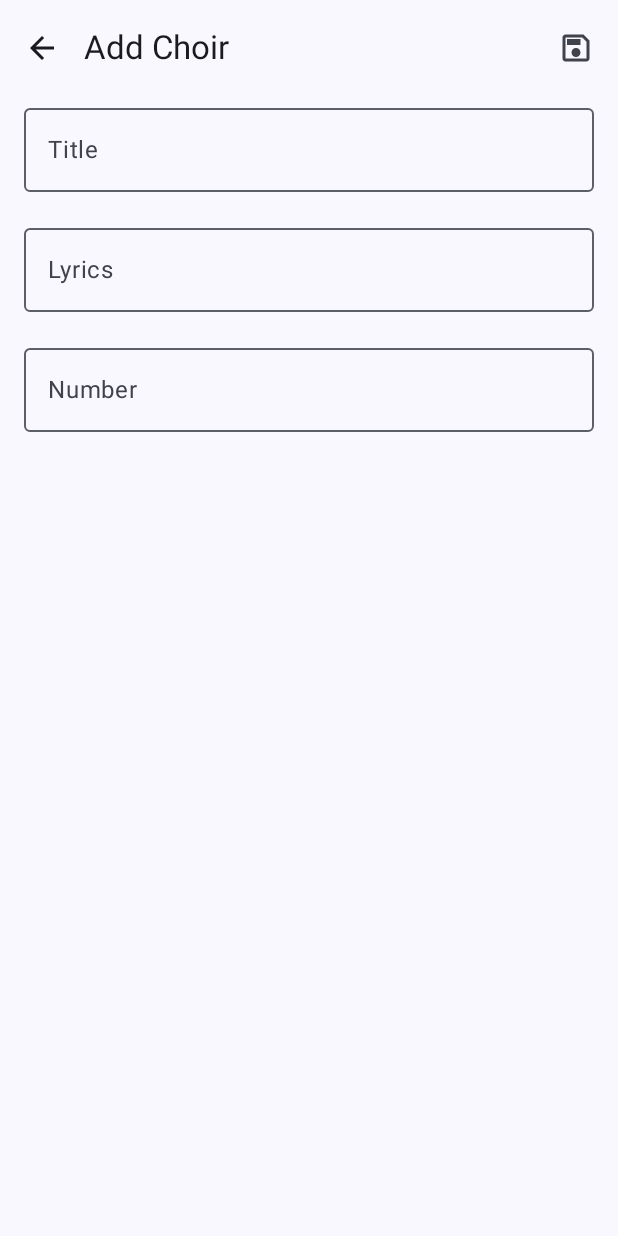
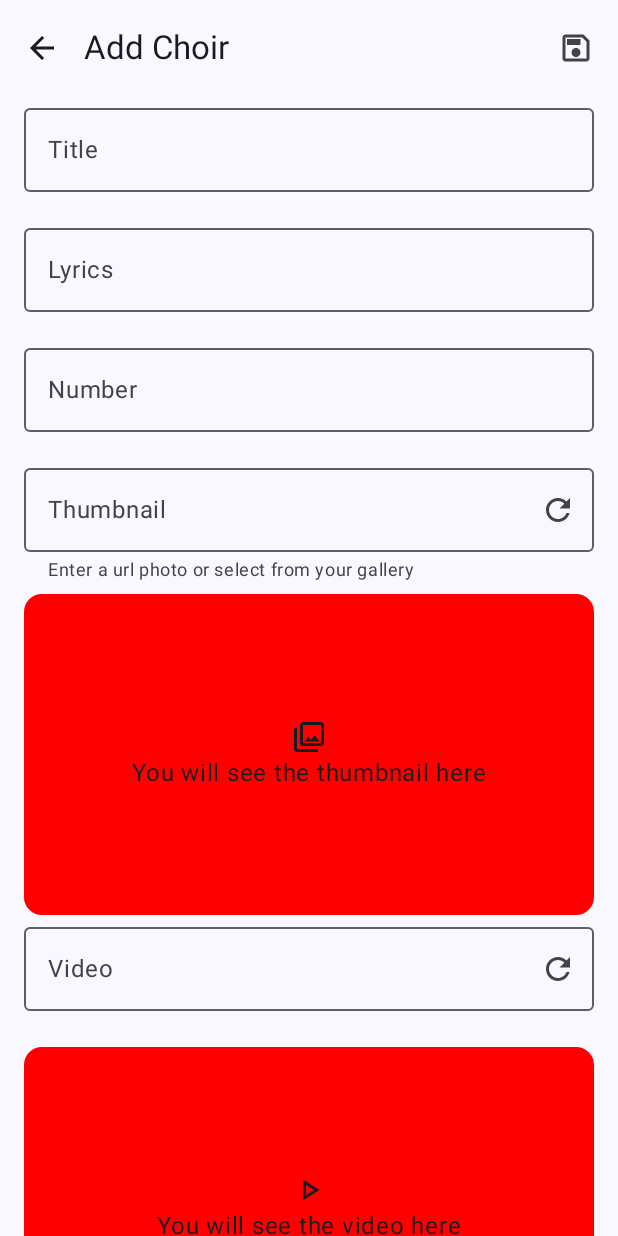
Before and after one commit to Luigi-Avila/Himnos-y-coros-MIEPI-Admin, an Android app built with Jetpack Compose: the FormScreen screen opened through its navigation route, on a phone screen of 412 x 824 dp. Run offline under Robolectric (Android 15) with nearby library versions, the phone set to English and light mode, and no system bars; our stand-ins replace Firebase (no records; nobody signed in at launch, a user with empty details on screens opened directly), livedata-compose; libraries missing offline, so code that uses them is left out: com.pierfrancescosoffritti.androidyoutubeplayer; pictures from the network do not load.

Commit message:
feat: set a youtube video and image from internet features added

```diff
--- a/app/build.gradle
+++ b/app/build.gradle
@@ -66,6 +66,12 @@ dependencies {
     // Navigation
     implementation "androidx.navigation:navigation-compose:2.6.0"
 
+    //Youtube videos
+    implementation "com.pierfrancescosoffritti.androidyoutubeplayer:core:12.1.0"
+
+    // Coil
+    implementation "io.coil-kt:coil-compose:2.4.0"
+
     //Firebase
     // Firestore
     implementation 'com.google.firebase:firebase-firestore:24.4.1'
--- a/app/src/main/java/com/luigidev/himnosycorosmiepiadmin/core/Components.kt
+++ b/app/src/main/java/com/luigidev/himnosycorosmiepiadmin/core/Components.kt
@@ -3,11 +3,15 @@ package com.luigidev.himnosycorosmiepiadmin.core
 import androidx.compose.foundation.layout.fillMaxWidth
 import androidx.compose.foundation.text.KeyboardOptions
 import androidx.compose.material3.ExperimentalMaterial3Api
+import androidx.compose.material3.Icon
+import androidx.compose.material3.IconButton
 import androidx.compose.material3.MaterialTheme
 import androidx.compose.material3.OutlinedTextField
 import androidx.compose.material3.Text
 import androidx.compose.runtime.Composable
 import androidx.compose.ui.Modifier
+import androidx.compose.ui.graphics.vector.ImageVector
+import coil.compose.AsyncImage
 
 @OptIn(ExperimentalMaterial3Api::class)
 @Composable
@@ -15,11 +19,15 @@ fun TextFieldForm(
     label: String,
     textValue: String,
     keyboardOptions: KeyboardOptions = KeyboardOptions.Default,
-    isInvalid: Boolean,
-    supportTextError: String,
+    isInvalid: Boolean = false,
+    supportText: String = "",
+    supportTextError: String = "",
     oneLine: Boolean = false,
     maxLines: Int = Int.MAX_VALUE,
-    onTextChanged: (String) -> Unit
+    trailingIcon: ImageVector? = null,
+    onTextChanged: (String) -> Unit,
+    onClickTrailingIcon: (() -> Unit)? = null,
+    showSupportText: Boolean = false
     ) {
     OutlinedTextField(
         value = textValue,
@@ -29,12 +37,21 @@ fun TextFieldForm(
         keyboardOptions = keyboardOptions,
         isError = isInvalid,
         supportingText = {
-            if (isInvalid){
-               Text(text = supportTextError)
+            if (supportTextError.length > 3 && isInvalid){
+                Text(text = supportText)
+            } else if(supportText.length > 3 && showSupportText){
+                Text(text = supportText)
             }
         },
+        trailingIcon = {
+          if(trailingIcon != null && onClickTrailingIcon != null){
+              IconButton(onClick = { onClickTrailingIcon() }) {
+                  Icon(imageVector = trailingIcon, contentDescription = "Icon")
+              }
+          }
+        },
         singleLine = oneLine,
-        maxLines = maxLines
+        maxLines = maxLines,
     )
 }
 
@@ -42,3 +59,8 @@ fun TextFieldForm(
 fun Title(textTitle: String) {
     Text(text = textTitle, style = MaterialTheme.typography.displaySmall)
 }
+
+@Composable
+fun ImageFromInternet(url: String, description: String? = null, modifier: Modifier){
+    AsyncImage(model = url, contentDescription = description, modifier)
+}
--- a/app/src/main/java/com/luigidev/himnosycorosmiepiadmin/form/ui/FormViewModel.kt
+++ b/app/src/main/java/com/luigidev/himnosycorosmiepiadmin/form/ui/FormViewModel.kt
@@ -1,5 +1,8 @@
 package com.luigidev.himnosycorosmiepiadmin.form.ui
 
+import android.content.Context
+import android.util.Log
+import android.view.View
 import androidx.compose.runtime.getValue
 import androidx.compose.runtime.mutableStateOf
 import androidx.compose.runtime.setValue
@@ -14,9 +17,14 @@ import com.luigidev.himnosycorosmiepiadmin.core.Routes
 import com.luigidev.himnosycorosmiepiadmin.form.domain.models.Choir
 import com.luigidev.himnosycorosmiepiadmin.form.domain.state.FormUIState
 import com.luigidev.himnosycorosmiepiadmin.form.domain.usecase.UploadChoirUseCase
+import com.pierfrancescosoffritti.androidyoutubeplayer.core.player.PlayerConstants
+import com.pierfrancescosoffritti.androidyoutubeplayer.core.player.YouTubePlayer
+import com.pierfrancescosoffritti.androidyoutubeplayer.core.player.listeners.AbstractYouTubePlayerListener
+import com.pierfrancescosoffritti.androidyoutubeplayer.core.player.views.YouTubePlayerView
 import kotlinx.coroutines.Dispatchers
 import kotlinx.coroutines.launch
 import kotlinx.coroutines.withContext
+import java.util.regex.Pattern
 
 class FormViewModel : ViewModel() {
 
@@ -45,7 +53,27 @@ class FormViewModel : ViewModel() {
 
     private var isSubmitted: Boolean by mutableStateOf(false)
 
-    private fun formatText(){
+    internal var mVideoUrl: String by mutableStateOf("")
+        private set
+
+    internal var isVideoUrlInvalid: Boolean by mutableStateOf(false)
+        private set
+
+    internal var mVideoId: String by mutableStateOf("")
+        private set
+
+    internal var isVideoPreviewOnScreen: Boolean by mutableStateOf(false)
+        private set
+
+    internal var isThumbnailOnScreen: Boolean by mutableStateOf(false)
+        private set
+    internal var mThumbnailURL: String by mutableStateOf("")
+        private set
+
+    internal var isThumbnailUrlInvalid: Boolean by mutableStateOf(false)
+        private set
+
+    private fun formatText() {
         mTitle = mTitle.trim()
         mLyrics = mLyrics.trim()
         mNumber = mNumber.trim()
@@ -115,4 +143,67 @@ class FormViewModel : ViewModel() {
             !(mNumber.isNotEmpty() && mNumber.isDigitsOnly() && mNumber.toInt() > 0)
     }
 
+    fun onChangeVideoUrl(videoUrl: String) {
+        mVideoUrl = videoUrl
+    }
+
+    fun onChangeThumbnail(thumbnailUrl: String){
+        mThumbnailURL = thumbnailUrl
+    }
+
+    fun previewVideo() {
+        val result = getYoutubeVideoId(mVideoUrl)
+        Log.i("Valor result", "$result")
+        if (result != null) {
+            mVideoId = result
+            isVideoPreviewOnScreen = true
+            isVideoUrlInvalid = false
+        } else {
+            isVideoUrlInvalid = true
+            isVideoPreviewOnScreen = false
+        }
+    }
+
+    fun setPreviewThumbnail(){
+        isThumbnailOnScreen = true
+        isThumbnailUrlInvalid = false
+    }
+
+    private fun getYoutubeVideoId(url: String): String? {
+        val regex =
+            "(?<=watch\\?v=|/videos/|embed/|youtu\\.be/|/v/|/e/|watch\\?v%3D|watch\\?feature=player_embedded&v=|%2Fvideos%2F|embed%2F|youtu\\.be%2F|%2Fv%2F)[^#&?\\n]*"
+        val pattern = Pattern.compile(regex)
+        val matcher = pattern.matcher(url)
+
+        return if (matcher.find()) {
+            matcher.group()
+        } else {
+            null
+        }
+    }
+
+
+    fun factoryVideo(context: Context, videoId: String): View {
+        val view = YouTubePlayerView(context)
+        view.addYouTubePlayerListener(
+            object : AbstractYouTubePlayerListener() {
+                override fun onReady(youTubePlayer: YouTubePlayer) {
+                    super.onReady(youTubePlayer)
+                    youTubePlayer.loadVideo(videoId = videoId, 0f)
+                }
+
+                override fun onError(
+                    youTubePlayer: YouTubePlayer,
+                    error: PlayerConstants.PlayerError
+                ) {
+                    super.onError(youTubePlayer, error)
+                    isVideoUrlInvalid = true
+                }
+
+            }
+        )
+        return view
+    }
+
+
 }
--- a/app/src/main/java/com/luigidev/himnosycorosmiepiadmin/form/ui/states/FormFillOutState.kt
+++ b/app/src/main/java/com/luigidev/himnosycorosmiepiadmin/form/ui/states/FormFillOutState.kt
@@ -1,24 +1,40 @@
 package com.luigidev.himnosycorosmiepiadmin.form.ui.states
 
+import androidx.compose.foundation.background
+import androidx.compose.foundation.layout.Arrangement
 import androidx.compose.foundation.layout.Column
+import androidx.compose.foundation.layout.aspectRatio
 import androidx.compose.foundation.layout.fillMaxSize
+import androidx.compose.foundation.layout.fillMaxWidth
 import androidx.compose.foundation.layout.padding
+import androidx.compose.foundation.rememberScrollState
 import androidx.compose.foundation.text.KeyboardOptions
+import androidx.compose.foundation.verticalScroll
 import androidx.compose.material.icons.Icons
 import androidx.compose.material.icons.outlined.ArrowBack
+import androidx.compose.material.icons.outlined.PhotoLibrary
+import androidx.compose.material.icons.outlined.PlayArrow
+import androidx.compose.material.icons.outlined.Refresh
 import androidx.compose.material.icons.outlined.Save
+import androidx.compose.material3.Card
 import androidx.compose.material3.ExperimentalMaterial3Api
 import androidx.compose.material3.Icon
 import androidx.compose.material3.IconButton
+import androidx.compose.material3.MaterialTheme
 import androidx.compose.material3.Scaffold
 import androidx.compose.material3.Text
 import androidx.compose.material3.TopAppBar
 import androidx.compose.runtime.Composable
+import androidx.compose.ui.Alignment
 import androidx.compose.ui.Modifier
+import androidx.compose.ui.draw.clip
+import androidx.compose.ui.graphics.Color
 import androidx.compose.ui.res.dimensionResource
 import androidx.compose.ui.text.input.KeyboardType
+import androidx.compose.ui.viewinterop.AndroidView
 import androidx.navigation.NavHostController
 import com.luigidev.himnosycorosmiepiadmin.R
+import com.luigidev.himnosycorosmiepiadmin.core.ImageFromInternet
 import com.luigidev.himnosycorosmiepiadmin.core.TextFieldForm
 import com.luigidev.himnosycorosmiepiadmin.form.ui.FormViewModel
 
@@ -52,20 +68,91 @@ fun FormFillOutState(formViewModel: FormViewModel, navigationController: NavHost
                     start = dimensionResource(id = R.dimen.common_default_padding),
                     end = dimensionResource(id = R.dimen.common_default_padding)
                 )
+                .verticalScroll(rememberScrollState())
         ) {
-            TextFieldForm(
-                label = "Title",
-                textValue = formViewModel.mTitle,
-                isInvalid = formViewModel.isTitleInvalid,
-                supportTextError = "Invalid title",
-                maxLines = 2,
-                onTextChanged = { formViewModel.onChangeTitle(it) })
-            TextFieldForm(
-                label = "Lyrics",
-                textValue = formViewModel.mLyrics,
-                isInvalid = formViewModel.isLyricsInvalid,
-                supportTextError = "Invalid Lyrics",
-                onTextChanged = { formViewModel.onChangeLyrics(it) })
+            TitleField(formViewModel)
+            LyricsField(formViewModel)
+            NumberField(formViewModel)
+            ThumbnailField(formViewModel)
+            ThumbnailPreview(
+                Modifier.padding(top = dimensionResource(id = R.dimen.common_min_padding)),
+                formViewModel
+            )
+            VideoField(formViewModel)
+            VideoPreview(
+                formViewModel,
+                Modifier.padding(vertical = dimensionResource(id = R.dimen.common_min_padding))
+            )
+        }
+    }
+
+
+}
+
+@Composable
+fun ThumbnailPreview(modifier: Modifier, formViewModel: FormViewModel) {
+    if (formViewModel.isThumbnailOnScreen) {
+        ImageFromInternet(
+            url = "https://i3.ytimg.com/vi/Yt_SPQFbHj4/maxresdefault.jpg",
+            modifier = modifier.fillMaxWidth().clip(MaterialTheme.shapes.large)
+        )
+    } else {
+        Card(
+            modifier
+                .fillMaxWidth()
+                .aspectRatio(16f / 9f)
+        ) {
+            Column(
+                Modifier
+                    .fillMaxSize()
+                    .background(Color.Red)
+                    .padding(dimensionResource(id = R.dimen.common_default_padding)),
+                horizontalAlignment = Alignment.CenterHorizontally,
+                verticalArrangement = Arrangement.Center
+
+            ) {
+
+
+                Icon(Icons.Outlined.PhotoLibrary, contentDescription = "")
+                Text(text = "You will see the thumbnail here")
+
+            }
+        }
+    }
+}
+
+@Composable
+fun VideoPreview(formViewModel: FormViewModel, modifier: Modifier) {
+    if (formViewModel.isVideoPreviewOnScreen) {
+        YoutubeVideo(
+            videoId = formViewModel.mVideoId,
+            modifier = modifier,
+            formViewModel = formViewModel
+        )
+    } else {
+        Card(
+            modifier
+                .fillMaxWidth()
+                .aspectRatio(16f / 9f)
+        ) {
+            Column(
+                Modifier
+                    .fillMaxSize()
+                    .background(Color.Red)
+                    .padding(dimensionResource(id = R.dimen.common_default_padding)),
+                horizontalAlignment = Alignment.CenterHorizontally,
+                verticalArrangement = Arrangement.Center
+
+            ) {
+                Icon(Icons.Outlined.PlayArrow, contentDescription = "")
+                Text(text = "You will see the video here")
+            }
+        }
+    }
+}
+
+@Composable
+fun NumberField(formViewModel: FormViewModel) {
     TextFieldForm(
         label = "Number",
         textValue = formViewModel.mNumber,
@@ -79,7 +166,64 @@ fun FormFillOutState(formViewModel: FormViewModel, navigationController: NavHost
         )
     )
 }
+
+@Composable
+fun LyricsField(formViewModel: FormViewModel) {
+    TextFieldForm(
+        label = "Lyrics",
+        textValue = formViewModel.mLyrics,
+        isInvalid = formViewModel.isLyricsInvalid,
+        supportTextError = "Invalid Lyrics",
+        maxLines = 10,
+        onTextChanged = { formViewModel.onChangeLyrics(it) })
 }
 
+@Composable
+fun TitleField(formViewModel: FormViewModel) {
+    TextFieldForm(
+        label = "Title",
+        textValue = formViewModel.mTitle,
+        isInvalid = formViewModel.isTitleInvalid,
+        supportTextError = "Invalid title",
+        maxLines = 2,
+        onTextChanged = { formViewModel.onChangeTitle(it) })
+}
 
+@Composable
+fun ThumbnailField(formViewModel: FormViewModel) {
+    TextFieldForm(
+        label = "Thumbnail",
+        textValue = formViewModel.mThumbnailURL,
+        trailingIcon = Icons.Outlined.Refresh,
+        onClickTrailingIcon = { formViewModel.setPreviewThumbnail() },
+        onTextChanged = { formViewModel.onChangeThumbnail(it) },
+        supportText = "Enter a url photo or select from your gallery",
+        supportTextError = "Invalid url",
+        isInvalid = formViewModel.isThumbnailUrlInvalid,
+        showSupportText = true
+    )
 }
+
+@Composable
+fun VideoField(formViewModel: FormViewModel) {
+    TextFieldForm(
+        label = "Video",
+        textValue = formViewModel.mVideoUrl,
+        trailingIcon = Icons.Outlined.Refresh,
+        isInvalid = formViewModel.isVideoUrlInvalid,
+        supportTextError = "Invalid url",
+        onClickTrailingIcon = { formViewModel.previewVideo() },
+        onTextChanged = { formViewModel.onChangeVideoUrl(it) },
+    )
+}
+
+@Composable
+fun YoutubeVideo(videoId: String, modifier: Modifier, formViewModel: FormViewModel) {
+    /*
+        val context = LocalContext.current
+    */
+    AndroidView(
+        modifier = modifier,
+        factory = { formViewModel.factoryVideo(it, videoId) }
+    )
+}
--- a/app/src/main/res/values/dimens.xml
+++ b/app/src/main/res/values/dimens.xml
@@ -1,4 +1,5 @@
 <?xml version="1.0" encoding="utf-8"?>
 <resources>
     <dimen name="common_default_padding">16dp</dimen>
+    <dimen name="common_min_padding">8dp</dimen>
 </resources>
```
Also changed, not shown: app/src/main/java/com/luigidev/himnosycorosmiepiadmin/home/ui/states/HomeSuccess.kt (+47 -13 lines). Lines whose indentation alone changed are shown as unchanged.
